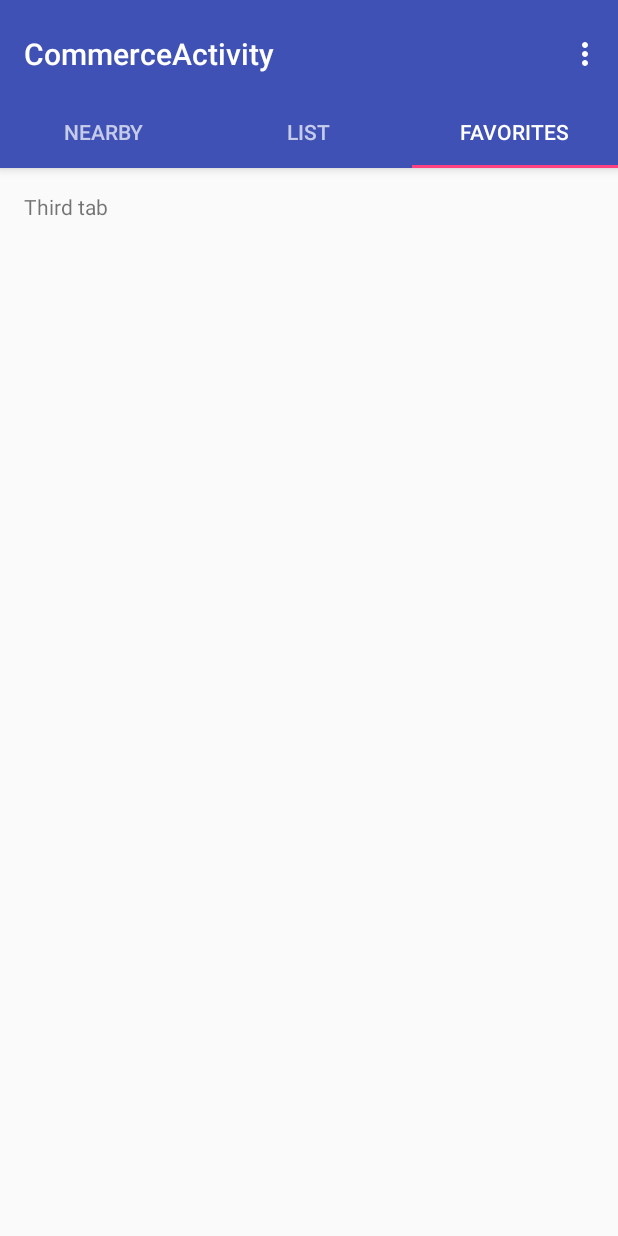
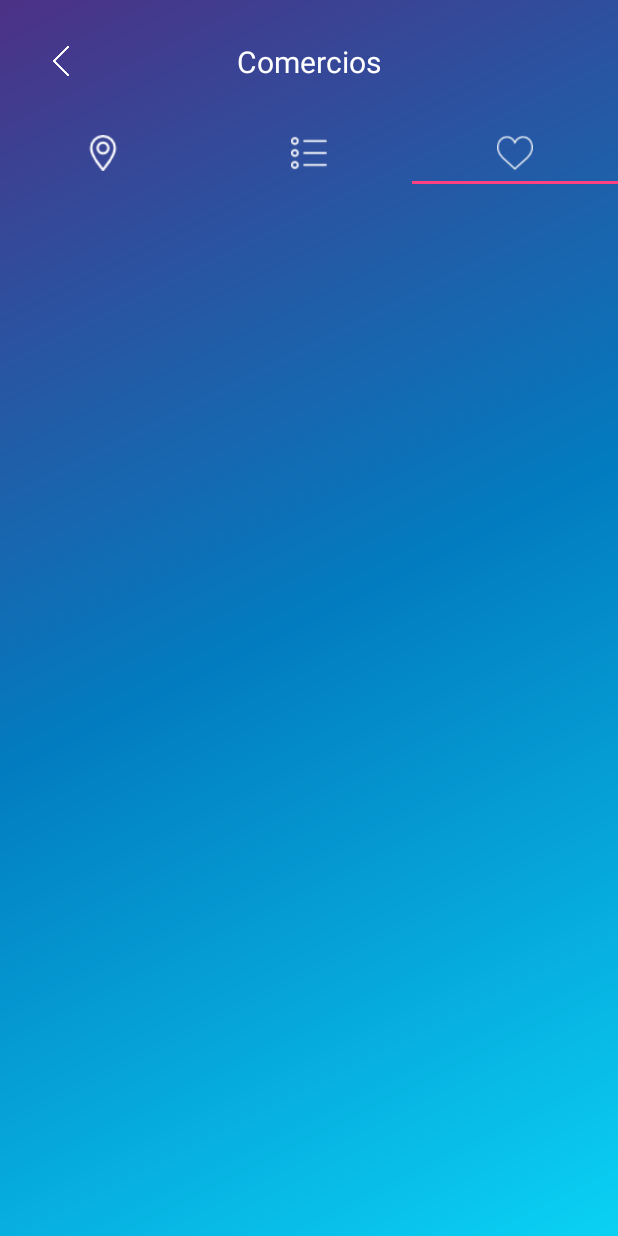
Before and after one commit to diiaz94/directpayandroid, an Android app: the CommerceActivity screen opened directly, with no data from a screen before it, tab 3 chosen, on a phone screen of 412 x 824 dp. Run offline under Robolectric (Android 15) with nearby library versions, the phone set to English and light mode, and no system bars; network calls fail.

Commit message:
tab bar for commerce and rows (incomplete)

```diff
--- a/app/src/main/java/com/btm/pagodirecto/activities/CommerceActivity.java
+++ b/app/src/main/java/com/btm/pagodirecto/activities/CommerceActivity.java
@@ -35,6 +35,13 @@ public class CommerceActivity extends AppCompatActivity {
      * {@link android.support.v4.app.FragmentStatePagerAdapter}.
      */
     private SectionsPagerAdapter mSectionsPagerAdapter;
+    private TabLayout tabLayout;
+
+    private int[] tabIcons = {
+            R.drawable.mapsandflags,
+            R.drawable.list,
+            R.drawable.like
+    };
 
     /**
      * The {@link ViewPager} that will host the section contents.
@@ -46,8 +53,6 @@ public class CommerceActivity extends AppCompatActivity {
         super.onCreate(savedInstanceState);
         setContentView(R.layout.activity_commerce);
 
-        Toolbar toolbar = (Toolbar) findViewById(R.id.toolbar);
-        setSupportActionBar(toolbar);
         // Create the adapter that will return a fragment for each of the three
         // primary sections of the activity.
         mSectionsPagerAdapter = new SectionsPagerAdapter(getSupportFragmentManager());
@@ -56,11 +61,18 @@ public class CommerceActivity extends AppCompatActivity {
         mViewPager = (ViewPager) findViewById(R.id.container);
         mViewPager.setAdapter(mSectionsPagerAdapter);
 
-        TabLayout tabLayout = (TabLayout) findViewById(R.id.tabs);
+        tabLayout = (TabLayout) findViewById(R.id.tabs);
         tabLayout.setupWithViewPager(mViewPager);
+
+        setupTabIcons();
 
     }
 
+    private void setupTabIcons(){
+        tabLayout.getTabAt(0).setIcon(tabIcons[0]);
+        tabLayout.getTabAt(1).setIcon(tabIcons[1]);
+        tabLayout.getTabAt(2).setIcon(tabIcons[2]);
+    }
 
     @Override
     public boolean onCreateOptionsMenu(Menu menu) {
@@ -156,14 +168,14 @@ public class CommerceActivity extends AppCompatActivity {
 
         @Override
         public CharSequence getPageTitle(int position) {
-            switch (position) {
+            /*switch (position) {
                 case 0:
                     return "NEARBY";
                 case 1:
                     return "LIST";
                 case 2:
                     return "FAVORITES";
-            }
+            }*/
             return null;
         }
     }
--- a/app/src/main/res/layout/activity_commerce.xml
+++ b/app/src/main/res/layout/activity_commerce.xml
@@ -1,41 +1,76 @@
 <?xml version="1.0" encoding="utf-8"?>
-<android.support.design.widget.CoordinatorLayout xmlns:android="http://schemas.android.com/apk/res/android"
+<LinearLayout xmlns:android="http://schemas.android.com/apk/res/android"
     xmlns:app="http://schemas.android.com/apk/res-auto"
     xmlns:tools="http://schemas.android.com/tools"
     android:id="@+id/main_content"
+    android:orientation="vertical"
+    android:weightSum="100"
     android:layout_width="match_parent"
     android:layout_height="match_parent"
     android:fitsSystemWindows="true"
+    android:background="@drawable/background"
     tools:context="com.btm.pagodirecto.activities.CommerceActivity">
 
-    <android.support.design.widget.AppBarLayout
-        android:id="@+id/appbar"
+    <!--Include header-->
+    <LinearLayout
         android:layout_width="match_parent"
-        android:layout_height="wrap_content"
-        android:paddingTop="@dimen/appbar_padding_top"
-        android:theme="@style/AppTheme.AppBarOverlay">
+        android:layout_height="0dp"
+        android:layout_weight="10"
+        android:orientation="horizontal"
+        android:weightSum="100">
 
-        <android.support.v7.widget.Toolbar
-            android:id="@+id/toolbar"
-            android:layout_width="match_parent"
-            android:layout_height="?attr/actionBarSize"
-            android:background="?attr/colorPrimary"
-            app:layout_scrollFlags="scroll|enterAlways"
-            app:popupTheme="@style/AppTheme.PopupOverlay">
+        <LinearLayout
+            android:layout_width="0dp"
+            android:layout_height="match_parent"
+            android:orientation="horizontal"
+            android:layout_weight="20"
+            android:gravity="center">
+            <Button
+                android:layout_width="20dp"
+                android:layout_height="20dp"
+                android:background="@drawable/back"
+                android:gravity="center"/>
 
-        </android.support.v7.widget.Toolbar>
+        </LinearLayout>
 
-        <android.support.design.widget.TabLayout
-            android:id="@+id/tabs"
-            android:layout_width="match_parent"
-            android:layout_height="wrap_content" />
+        <TextView
+            android:layout_width="0dp"
+            android:layout_height="match_parent"
+            android:layout_weight="60"
+            android:text="Comercios"
+            android:id="@+id/user_name"
+            android:gravity="center"
+            android:textSize="20dp"
+            android:textColor="@color/white"/>
 
-    </android.support.design.widget.AppBarLayout>
+        <LinearLayout
+            android:layout_width="0dp"
+            android:layout_height="match_parent"
+            android:orientation="horizontal"
+            android:layout_weight="20"
+            android:gravity="center">
+            <Button
+                android:layout_width="25dp"
+                android:layout_height="25dp"
+                android:visibility="gone"
+                android:background="@drawable/points"
+                android:gravity="center"/>
+        </LinearLayout>
+
+    </LinearLayout>
+
+    <android.support.design.widget.TabLayout
+        android:id="@+id/tabs"
+        android:layout_width="match_parent"
+        android:layout_height="0dp"
+        android:layout_weight="5"/>
+
 
     <android.support.v4.view.ViewPager
         android:id="@+id/container"
         android:layout_width="match_parent"
-        android:layout_height="match_parent"
+        android:layout_height="0dp"
+        android:layout_weight="85"
         app:layout_behavior="@string/appbar_scrolling_view_behavior" />
 
-</android.support.design.widget.CoordinatorLayout>
+</LinearLayout>
--- a/app/src/main/res/layout/fragment_commerce_tab2.xml
+++ b/app/src/main/res/layout/fragment_commerce_tab2.xml
@@ -8,10 +8,4 @@
     android:paddingTop="@dimen/activity_vertical_margin"
     tools:context="com.btm.pagodirecto.activities.CommerceActivity$PlaceholderFragment">
 
-    <TextView
-        android:id="@+id/section_label"
-        android:layout_width="wrap_content"
-        android:layout_height="wrap_content"
-        android:text="Second tab"/>
-
 </RelativeLayout>
--- a/app/src/main/res/layout/fragment_commerce_tab3.xml
+++ b/app/src/main/res/layout/fragment_commerce_tab3.xml
@@ -8,10 +8,4 @@
     android:paddingTop="@dimen/activity_vertical_margin"
     tools:context="com.btm.pagodirecto.activities.CommerceActivity$PlaceholderFragment">
 
-    <TextView
-        android:id="@+id/section_label"
-        android:layout_width="wrap_content"
-        android:layout_height="wrap_content"
-        android:text="Third tab"/>
-
 </RelativeLayout>
```
Also changed, not shown: app/src/main/java/com/btm/pagodirecto/activities/HomeActivity.java (+8 -10 lines), app/src/main/res/layout/activity_home.xml (+9 -7 lines), app/src/main/res/layout/fragment_commerce_tab1.xml (+13 -6 lines), app/src/main/res/layout/list_item_store.xml (added, +63 -0 lines), app/src/main/res/drawable/like.png (added), app/src/main/res/drawable/list.png, app/src/main/res/drawable/mapsandflags.png (added).
